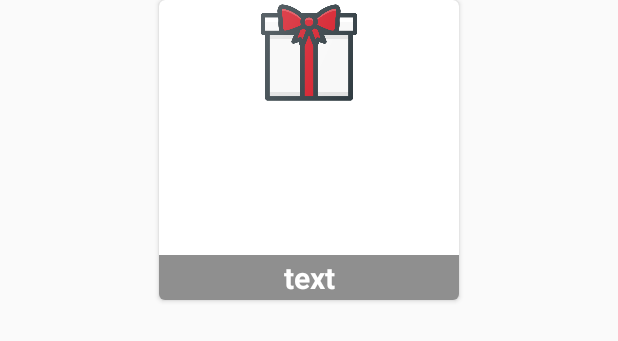
After one commit to judemin/Self-Study, an Android app: the layout row_news_card.xml on its own in the app's theme, with its tools: preview values and no code run, on a phone screen of 412 x 824 dp. The commit adds this screen. Shown: the top 341 px of the screen. Run offline under Robolectric (Android 15) with nearby library versions, the phone set to English and light mode, and no system bars.

Commit message:
Lecture 11 - 뉴스 앱 만들기
센치한 개발자 안드로이드 & 코틀린
- 카드뷰 추가
- 라이브러리 implement

```diff
--- a/SentiLab-kotlin-android/SampleSenti/app/build.gradle
+++ b/SentiLab-kotlin-android/SampleSenti/app/build.gradle
@@ -35,4 +35,8 @@ dependencies {
     androidTestImplementation 'androidx.test.espresso:espresso-core:3.4.0'
 
     implementation "androidx.recyclerview:recyclerview:1.2.1"
+    implementation "androidx.cardview:cardview:1.0.0"
+
+    implementation 'com.facebook.fresco:fresco:2.5.0'
+    implementation 'com.android.volley:volley:1.1.1'
 }
--- a/SentiLab-kotlin-android/SampleSenti/app/src/main/AndroidManifest.xml
+++ b/SentiLab-kotlin-android/SampleSenti/app/src/main/AndroidManifest.xml
@@ -17,7 +17,7 @@
             </intent-filter>
         </activity>
         <activity android:name=".LoginResultActivity"/>
-        \<activity android:name=".NewsActivity"/>
+        <activity android:name=".NewsActivity"/>
     </application>
 
 </manifest>
--- a/SentiLab-kotlin-android/SampleSenti/app/src/main/java/kplo/com/MyAdapter.java
+++ b/SentiLab-kotlin-android/SampleSenti/app/src/main/java/kplo/com/MyAdapter.java
@@ -19,6 +19,7 @@ public class MyAdapter extends RecyclerView.Adapter<MyAdapter.ViewHolder> {
      */
     public static class ViewHolder extends RecyclerView.ViewHolder {
         private final TextView _mtextView;
+        private final TextView _mtextViewTitle;
         private ImageView _mImageView;
         public ImageView mImageView;
 
@@ -26,7 +27,8 @@ public class MyAdapter extends RecyclerView.Adapter<MyAdapter.ViewHolder> {
             super(view);
             // Define click listener for the ViewHolder's View
 
-            _mtextView = (TextView) view.findViewById(R.id.row_news_tv);
+            _mtextViewTitle = (TextView) view.findViewById(R.id.row_news_tv_title);
+            _mtextView = (TextView) view.findViewById(R.id.row_news_tv_content);
             _mImageView = (ImageView) view.findViewById(R.id.row_news_iv);
         }
 
--- /dev/null
+++ b/SentiLab-kotlin-android/SampleSenti/app/src/main/res/layout/row_news_card.xml
@@ -0,0 +1,65 @@
+<?xml version="1.0" encoding="utf-8"?>
+<LinearLayout
+    xmlns:android="http://schemas.android.com/apk/res/android"
+    android:layout_width="match_parent"
+    android:layout_height="250dp"
+    android:orientation="vertical">
+
+    <androidx.cardview.widget.CardView
+        xmlns:card_view="http://schemas.android.com/apk/res-auto"
+        android:id="@+id/card_view"
+        android:layout_gravity="center"
+        android:layout_width="200dp"
+        android:layout_height="200dp"
+        card_view:cardCornerRadius="4dp">
+
+        <LinearLayout
+            android:layout_width="match_parent"
+            android:layout_height="match_parent"
+            android:orientation="vertical">
+
+            <RelativeLayout
+                android:layout_width="match_parent"
+                android:layout_height="match_parent">
+
+                <ImageView
+                    android:id="@+id/row_news_iv"
+                    android:layout_width="match_parent"
+                    android:layout_height="70dp"
+                    android:background="@null"
+                    android:src="@drawable/birthday_box" />
+
+                <TextView
+                    android:id="@+id/row_news_tv_title"
+                    android:layout_width="match_parent"
+                    android:layout_height="30dp"
+                    android:text="text"
+                    android:paddingLeft="6dp"
+                    android:paddingRight="6dp"
+                    android:textSize="20sp"
+                    android:layout_alignParentBottom="true"
+                    android:gravity="center"
+                    android:background="#70000000"
+                    android:textColor="#ffffff"
+                    android:textStyle="bold"
+                    android:ellipsize="end"
+                    />
+            </RelativeLayout>
+
+            <TextView
+                android:id="@+id/row_news_tv_content"
+                android:layout_width="match_parent"
+                android:layout_height="50dp"
+                android:text="text"
+                android:paddingLeft="6dp"
+                android:paddingRight="6dp"
+                android:textSize="12sp"
+                android:maxLines="2"
+                android:ellipsize="end"
+                />
+
+        </LinearLayout>
+
+    </androidx.cardview.widget.CardView>
+
+</LinearLayout>
```
